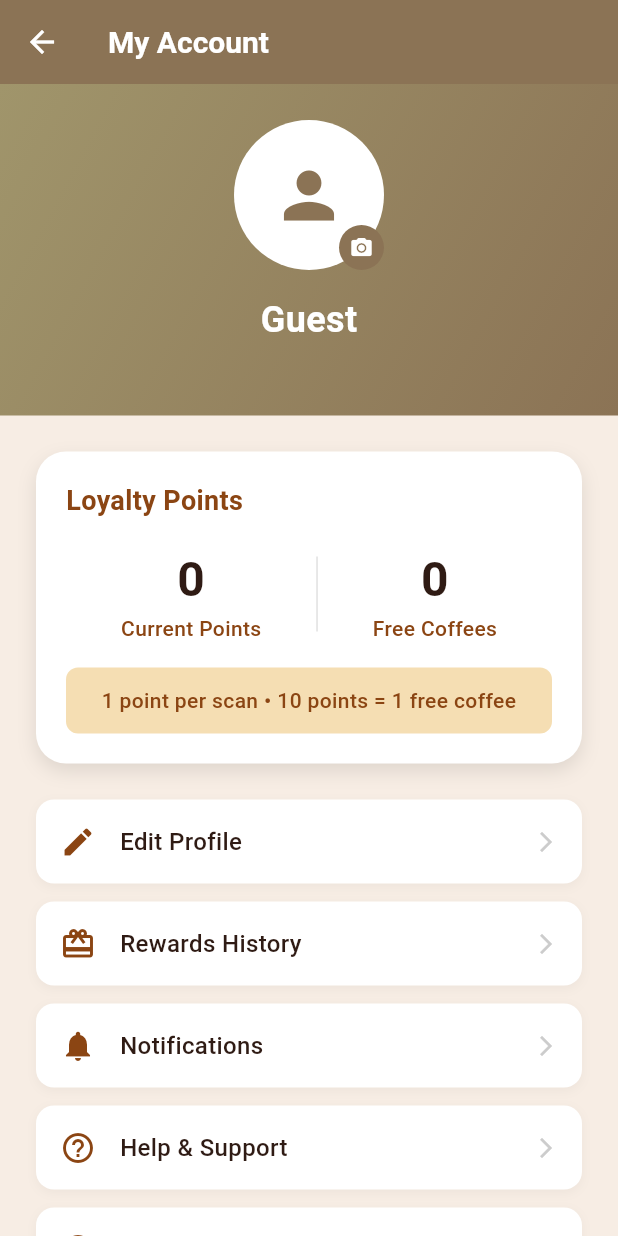
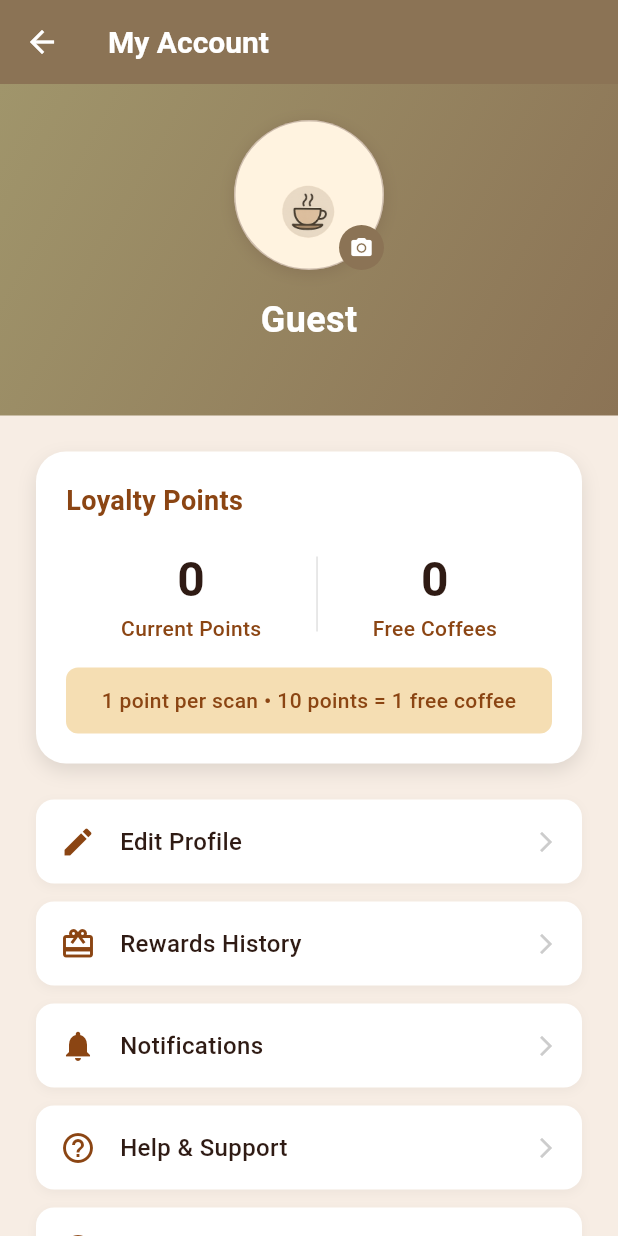
Before and after one commit to noodev8/ginger, a Flutter app: the AccountPage screen opened directly, on a phone screen of 412 x 824 dp. Run offline on Flutter 3.47's test engine with Material 3 defaults, Android fonts, the phone set to English and light mode, and no system bars; our stand-ins replace flutter_secure_storage, qr_flutter; missing offline and left inert: mobile_scanner; accounts and stored records are empty.

Commit message:
user profile pic - works but it shit

```diff
--- a/ginger_flutter/lib/models/user.dart
+++ b/ginger_flutter/lib/models/user.dart
@@ -3,6 +3,7 @@ class User {
   final String email;
   final String? phone;
   final String? displayName;
+  final String? profileIconId;
   final String? passwordHash;
   final DateTime? createdAt;
   final DateTime? lastActiveAt;
@@ -17,6 +18,7 @@ class User {
     required this.email,
     this.phone,
     this.displayName,
+    this.profileIconId,
     this.passwordHash,
     this.createdAt,
     this.lastActiveAt,
@@ -33,6 +35,7 @@ class User {
       email: json['email'],
       phone: json['phone'],
       displayName: json['display_name'],
+      profileIconId: json['profile_icon_id'],
       passwordHash: json['password_hash'],
       createdAt: json['created_at'] != null
           ? DateTime.parse(json['created_at'])
@@ -56,6 +59,7 @@ class User {
       'email': email,
       'phone': phone,
       'display_name': displayName,
+      'profile_icon_id': profileIconId,
       'password_hash': passwordHash,
       'created_at': createdAt?.toIso8601String(),
       'last_active_at': lastActiveAt?.toIso8601String(),
@@ -72,6 +76,7 @@ class User {
     String? email,
     String? phone,
     String? displayName,
+    String? profileIconId,
     String? passwordHash,
     DateTime? createdAt,
     DateTime? lastActiveAt,
@@ -86,6 +91,7 @@ class User {
       email: email ?? this.email,
       phone: phone ?? this.phone,
       displayName: displayName ?? this.displayName,
+      profileIconId: profileIconId ?? this.profileIconId,
       passwordHash: passwordHash ?? this.passwordHash,
       createdAt: createdAt ?? this.createdAt,
       lastActiveAt: lastActiveAt ?? this.lastActiveAt,
--- a/ginger_flutter/lib/providers/auth_provider.dart
+++ b/ginger_flutter/lib/providers/auth_provider.dart
@@ -16,6 +16,12 @@ class AuthProvider extends ChangeNotifier {
   /// Clear the last error message
   void clearError() {
     _lastError = null;
+    notifyListeners();
+  }
+
+  /// Update the current user information
+  void updateCurrentUser(User user) {
+    _currentUser = user;
     notifyListeners();
   }
 
--- /dev/null
+++ b/ginger_flutter/lib/widgets/preset_profile_icons.dart
@@ -0,0 +1,208 @@
+import 'package:flutter/material.dart';
+
+class PresetProfileIcons {
+  static const List<PresetIcon> icons = [
+    PresetIcon(
+      id: 'coffee_icon_1',
+      name: 'Coffee Cup 1',
+      assetPath: 'assets/coffee_icon_1.png',
+      backgroundColor: Color(0xFFFFF3E0), // Light cream
+    ),
+    PresetIcon(
+      id: 'coffee_icon_2',
+      name: 'Coffee Cup 2',
+      assetPath: 'assets/coffee_icon_2.png',
+      backgroundColor: Color(0xFFD7CCC8), // Light brown
+    ),
+    PresetIcon(
+      id: 'coffee_icon_3',
+      name: 'Coffee Cup 3',
+      assetPath: 'assets/coffee_icon_3.png',
+      backgroundColor: Color(0xFFF5F5F5), // Light grey
+    ),
+    PresetIcon(
+      id: 'coffee_icon_4',
+      name: 'Coffee Cup 4',
+      assetPath: 'assets/coffee_icon_4.png',
+      backgroundColor: Color(0xFFFFF8E1), // Light amber
+    ),
+    PresetIcon(
+      id: 'coffee_icon_5',
+      name: 'Coffee Cup 5',
+      assetPath: 'assets/coffee_icon_5.png',
+      backgroundColor: Color(0xFFEFEBE9), // Very light brown
+    ),
+  ];
+
+  static PresetIcon? getIconById(String id) {
+    try {
+      return icons.firstWhere((icon) => icon.id == id);
+    } catch (e) {
+      return null;
+    }
+  }
+
+  static PresetIcon get defaultIcon => icons.first; // coffee_icon_1
+}
+
+class PresetIcon {
+  final String id;
+  final String name;
+  final IconData? icon;
+  final String? assetPath;
+  final Color? color;
+  final Color backgroundColor;
+
+  const PresetIcon({
+    required this.id,
+    required this.name,
+    this.icon,
+    this.assetPath,
+    this.color,
+    required this.backgroundColor,
+  }) : assert(icon != null || assetPath != null, 'Either icon or assetPath must be provided');
+}
+
+class PresetProfileIconWidget extends StatelessWidget {
+  final PresetIcon presetIcon;
+  final double size;
+  final bool isSelected;
+  final VoidCallback? onTap;
+
+  const PresetProfileIconWidget({
+    super.key,
+    required this.presetIcon,
+    this.size = 60,
+    this.isSelected = false,
+    this.onTap,
+  });
+
+  @override
+  Widget build(BuildContext context) {
+    final borderColor = presetIcon.color ?? const Color(0xFF5D4037);
+    final shadowColor = presetIcon.color ?? const Color(0xFF5D4037);
+
+    return GestureDetector(
+      onTap: onTap,
+      child: Container(
+        width: size,
+        height: size,
+        decoration: BoxDecoration(
+          shape: BoxShape.circle,
+          color: presetIcon.backgroundColor,
+          border: Border.all(
+            color: isSelected
+                ? borderColor
+                : borderColor.withValues(alpha: 0.3),
+            width: isSelected ? 3 : 1,
+          ),
+          boxShadow: [
+            BoxShadow(
+              color: shadowColor.withValues(alpha: 0.2),
+              blurRadius: 8,
+              spreadRadius: 1,
+              offset: const Offset(0, 2),
+            ),
+          ],
+        ),
+        child: presetIcon.assetPath != null
+            ? Padding(
+                padding: EdgeInsets.all(size * 0.2),
+                child: Image.asset(
+                  presetIcon.assetPath!,
+                  fit: BoxFit.contain,
+                ),
+              )
+            : Icon(
+                presetIcon.icon!,
+                size: size * 0.5,
+                color: presetIcon.color,
+              ),
+      ),
+    );
+  }
+}
+
+class ProfileIconSelector extends StatelessWidget {
+  final String? selectedIconId;
+  final Function(String iconId) onIconSelected;
+
+  const ProfileIconSelector({
+    super.key,
+    this.selectedIconId,
+    required this.onIconSelected,
+  });
+
+  @override
+  Widget build(BuildContext context) {
+    return Column(
+      crossAxisAlignment: CrossAxisAlignment.start,
+      children: [
+        const Text(
+          'Choose Profile Icon',
+          style: TextStyle(
+            fontSize: 16,
+            fontWeight: FontWeight.bold,
+            color: Color(0xFF5D4037),
+          ),
+        ),
+        const SizedBox(height: 12),
+        Wrap(
+          spacing: 16,
+          runSpacing: 16,
+          children: PresetProfileIcons.icons.map((presetIcon) {
+            final isSelected = selectedIconId == presetIcon.id;
+            return Column(
+              children: [
+                PresetProfileIconWidget(
+                  presetIcon: presetIcon,
+                  size: 70,
+                  isSelected: isSelected,
+                  onTap: () => onIconSelected(presetIcon.id),
+                ),
+                const SizedBox(height: 4),
+                Text(
+                  presetIcon.name,
+                  style: TextStyle(
+                    fontSize: 12,
+                    color: isSelected
+                        ? presetIcon.color
+                        : Colors.grey[600],
+                    fontWeight: isSelected
+                        ? FontWeight.bold
+                        : FontWeight.normal,
+                  ),
+                ),
+              ],
+            );
+          }).toList(),
+        ),
+      ],
+    );
+  }
+}
+
+class UserProfileIcon extends StatelessWidget {
+  final String? iconId;
+  final double size;
+
+  const UserProfileIcon({
+    super.key,
+    this.iconId,
+    this.size = 40,
+  });
+
+  @override
+  Widget build(BuildContext context) {
+    final presetIcon = iconId != null
+        ? PresetProfileIcons.getIconById(iconId!)
+        : null;
+
+    final icon = presetIcon ?? PresetProfileIcons.defaultIcon;
+
+    return PresetProfileIconWidget(
+      presetIcon: icon,
+      size: size,
+    );
+  }
+}
```
Also changed, not shown: ginger_flutter/lib/account_page.dart (+216 -119 lines), ginger_flutter/lib/main.dart (+9 -4 lines), ginger_flutter/lib/services/profile_service.dart (added, +160 -0 lines), ginger_flutter/pubspec.yaml (+7 -2 lines), ginger_flutter/assets/coffee_icon_1.png (added), ginger_flutter/assets/coffee_icon_2.png (added), ginger_flutter/assets/coffee_icon_3.png (added), ginger_flutter/assets/coffee_icon_4.png (added), ginger_flutter/assets/coffee_icon_5.png (added), 7 other files.
